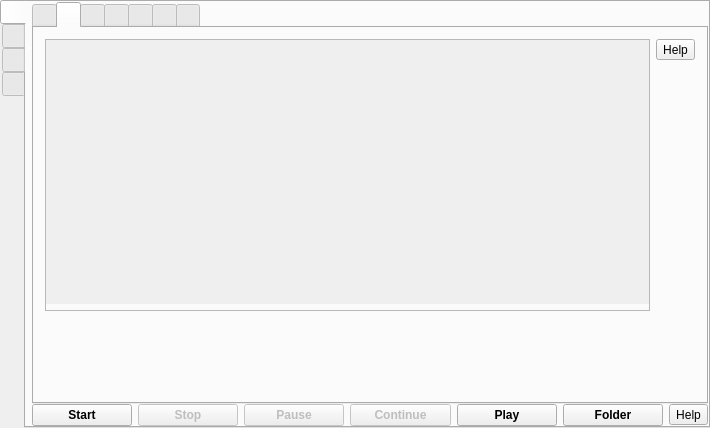
Before: the Qt Designer form src/formMainWindow.ui in vkohaupt/vokoscreenNG, drawn with Qt 5.
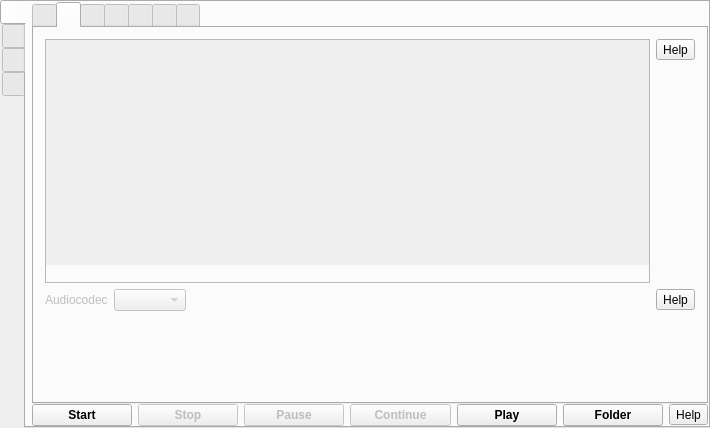
After: the same form once the commit is applied. The open tabs and pages were chosen to show the change. Icons and pictures are not drawn.

Commit message: Setting for the audio codec moved to the second tab

```diff
--- a/src/formMainWindow.ui
+++ b/src/formMainWindow.ui
@@ -435,6 +435,9 @@
               <property name="topMargin">
                <number>0</number>
               </property>
+              <property name="bottomMargin">
+               <number>0</number>
+              </property>
               <item>
                <widget class="QFrame" name="frameAudio">
                 <property name="frameShape">
@@ -457,7 +460,7 @@
                   <number>0</number>
                  </property>
                  <property name="bottomMargin">
-                  <number>6</number>
+                  <number>17</number>
                  </property>
                  <item>
                   <widget class="QScrollArea" name="scrollAreaAudioDevice">
@@ -476,7 +479,7 @@
                       <x>0</x>
                       <y>0</y>
                       <width>544</width>
-                      <height>244</height>
+                      <height>199</height>
                      </rect>
                     </property>
                     <layout class="QVBoxLayout" name="verticalLayoutAudioDevices">
@@ -531,6 +534,47 @@
               </item>
              </layout>
             </item>
+            <item>
+             <layout class="QHBoxLayout" name="horizontalLayout_37">
+              <item>
+               <widget class="QLabel" name="labelAudioCodec">
+                <property name="enabled">
+                 <bool>false</bool>
+                </property>
+                <property name="text">
+                 <string>Audiocodec</string>
+                </property>
+               </widget>
+              </item>
+              <item>
+               <widget class="QComboBox" name="comboBoxAudioCodec">
+                <property name="enabled">
+                 <bool>false</bool>
+                </property>
+               </widget>
+              </item>
+              <item>
+               <spacer name="horizontalSpacer_14">
+                <property name="orientation">
+                 <enum>Qt::Horizontal</enum>
+                </property>
+                <property name="sizeHint" stdset="0">
+                 <size>
+                  <width>40</width>
+                  <height>20</height>
+                 </size>
+                </property>
+               </spacer>
+              </item>
+              <item>
+               <widget class="QToolButton" name="help_screencast_audiocodec">
+                <property name="text">
+                 <string notr="true">Help</string>
+                </property>
+               </widget>
+              </item>
+             </layout>
+            </item>
             <item>
              <spacer name="verticalSpacer_17">
               <property name="orientation">
@@ -579,16 +623,6 @@
                 </property>
                </widget>
               </item>
-              <item row="4" column="1">
-               <widget class="QLabel" name="labelAudioCodec">
-                <property name="enabled">
-                 <bool>false</bool>
-                </property>
-                <property name="text">
-                 <string>Audiocodec</string>
-                </property>
-               </widget>
-              </item>
               <item row="0" column="2" colspan="2">
                <widget class="QFrame" name="frameFrames">
                 <property name="frameShape">
@@ -884,13 +918,6 @@
                 </property>
                </widget>
               </item>
-              <item row="4" column="2">
-               <widget class="QComboBox" name="comboBoxAudioCodec">
-                <property name="enabled">
-                 <bool>false</bool>
-                </property>
-               </widget>
-              </item>
               <item row="1" column="3">
                <spacer name="horizontalSpacer_2">
                 <property name="orientation">
@@ -955,13 +982,6 @@
                 </property>
                </widget>
               </item>
-              <item row="4" column="4">
-               <widget class="QToolButton" name="help_screencast_audiocodec">
-                <property name="text">
-                 <string notr="true">Help</string>
-                </property>
-               </widget>
-              </item>
               <item row="3" column="2">
                <spacer name="verticalSpacer_19">
                 <property name="orientation">
```
Left out of the diff: 2 changed lines with no effect on the pictures.
